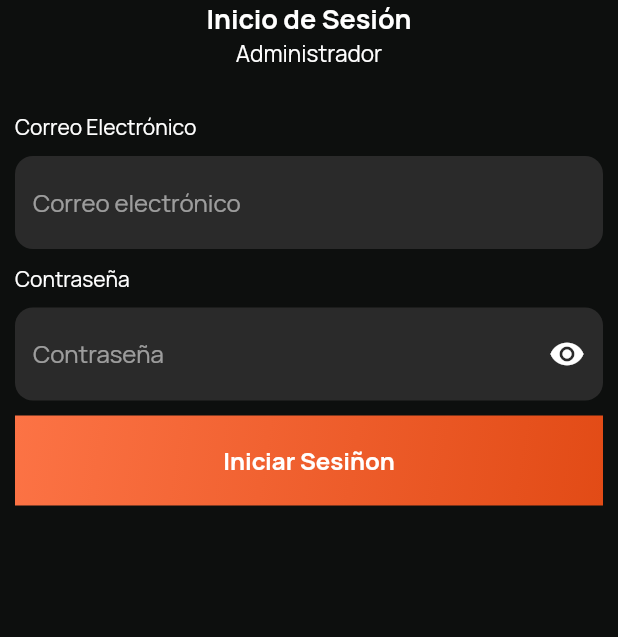
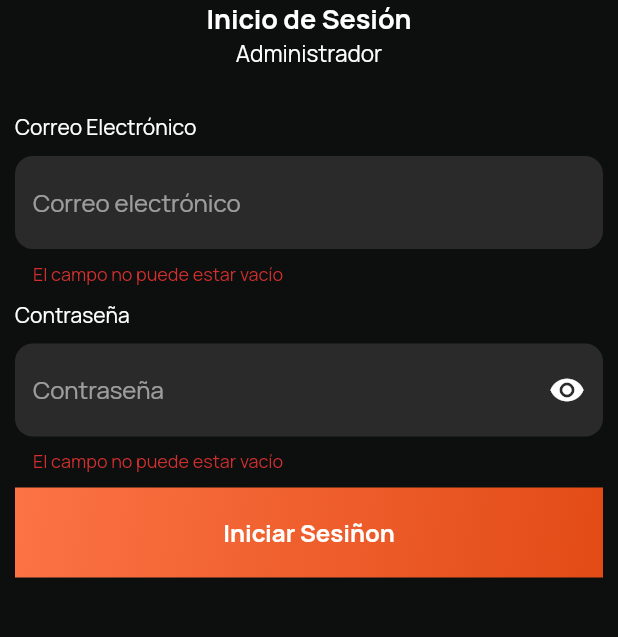
Before and after one commit to dafm10/flutter_codigo4_menuapp, a Flutter app: the screen it shows after launch, after a tap on "Iniciar Sesiñon", on a phone screen of 412 x 824 dp, the part 408-1045 px from its top. Run offline on Flutter 3.47's test engine with Material 2 defaults, Android fonts, the phone set to English and light mode, and no system bars; our stand-ins replace cached_network_image, cloud_firestore, firebase_auth, firebase_core, firebase_storage, flutter_svg and 3 more; accounts and stored records are empty.

Commit message:
SingIn 4

```diff
--- /dev/null
+++ b/lib/helpers/sp_global.dart
@@ -0,0 +1,29 @@
+
+import 'package:shared_preferences/shared_preferences.dart';
+
+class SPGlobal{
+
+  static final SPGlobal _instance = SPGlobal._();
+
+  SPGlobal._();
+
+  factory SPGlobal(){
+    return _instance;
+  }
+
+  late SharedPreferences _prefs;
+
+  Future initShared() async {
+    _prefs = await SharedPreferences.getInstance();
+  }
+
+  // cambiamos a los valores que queremmos almacenar
+  set isAdmin(bool value){
+    _prefs.setBool("isAdmin", true);
+  }
+
+  bool get isAdmin{
+    return _prefs.getBool("isAdmin") ?? false;
+  }
+
+}
--- a/lib/main.dart
+++ b/lib/main.dart
@@ -1,5 +1,6 @@
 import 'package:firebase_core/firebase_core.dart';
 import 'package:flutter/material.dart';
+import 'package:flutter_codigo4_menuapp/helpers/sp_global.dart';
 import 'package:flutter_codigo4_menuapp/pages/admin/home_admin_page.dart';
 import 'package:flutter_codigo4_menuapp/pages/admin/login_page.dart';
 import 'package:flutter_codigo4_menuapp/pages/customer/home_customer_page.dart';
@@ -7,6 +8,8 @@ import 'package:google_fonts/google_fonts.dart';
 
 void main() async {
   WidgetsFlutterBinding.ensureInitialized();
+  SPGlobal prefs = SPGlobal();
+  await prefs.initShared();
   await Firebase.initializeApp();
   runApp(MyApp());
 }
--- a/lib/pages/admin/login_page.dart
+++ b/lib/pages/admin/login_page.dart
@@ -1,5 +1,6 @@
 import 'package:firebase_auth/firebase_auth.dart';
 import 'package:flutter/material.dart';
+import 'package:flutter_codigo4_menuapp/helpers/sp_global.dart';
 import 'package:flutter_codigo4_menuapp/pages/admin/home_admin_page.dart';
 import 'package:flutter_codigo4_menuapp/ui/general/colors.dart';
 
@@ -11,10 +12,11 @@ class LoginAdminPage extends StatefulWidget {
 }
 
 class _LoginAdminPageState extends State<LoginAdminPage> {
-
   final TextEditingController _emailController = TextEditingController();
   final TextEditingController _passwordController = TextEditingController();
   bool isInvisible = true;
+  final _formKey = GlobalKey<FormState>();
+  SPGlobal _prefs = SPGlobal();
 
   _loginEmailPassword() async {
     //print(FirebaseAuth.instance.currentUser);
@@ -26,13 +28,21 @@ class _LoginAdminPageState extends State<LoginAdminPage> {
     //print(userCredential.user);
 
     try {
+      if (_formKey.currentState!.validate()) {
         UserCredential userCredential =
             await FirebaseAuth.instance.signInWithEmailAndPassword(
           email: _emailController.text,
           password: _passwordController.text,
         );
-      Navigator.push(
-          context, MaterialPageRoute(builder: (context) => HomeAdminPage()));
+        // guardamos un valor en SP cuando nos logueamos como usuario
+        _prefs.isAdmin = true;
+        //Navigator.push(
+        //  context, MaterialPageRoute(builder: (context) => HomeAdminPage()));
+        Navigator.pushAndRemoveUntil(
+            context,
+            MaterialPageRoute(builder: (context) => HomeAdminPage()),
+            (route) => false);
+      }
     } on FirebaseAuthException catch (e) {
       if (e.code == "user-not-found") {
         ScaffoldMessenger.of(context).showSnackBar(
@@ -63,6 +73,8 @@ class _LoginAdminPageState extends State<LoginAdminPage> {
       body: SingleChildScrollView(
         child: Padding(
           padding: const EdgeInsets.symmetric(horizontal: 10.0, vertical: 12.0),
+          child: Form(
+            key: _formKey,
             child: Column(
               mainAxisAlignment: MainAxisAlignment.center,
               crossAxisAlignment: CrossAxisAlignment.center,
@@ -80,16 +92,14 @@ class _LoginAdminPageState extends State<LoginAdminPage> {
                   style: TextStyle(
                       color: Colors.white,
                       fontSize: 18.0,
-                  fontWeight: FontWeight.bold
-                ),
+                      fontWeight: FontWeight.bold),
                 ),
                 const Text(
                   "Administrador",
                   style: TextStyle(
                       color: Colors.white,
                       fontSize: 15.0,
-                    fontWeight: FontWeight.normal
-                ),
+                      fontWeight: FontWeight.normal),
                 ),
                 const SizedBox(
                   height: 30.0,
@@ -134,6 +144,12 @@ class _LoginAdminPageState extends State<LoginAdminPage> {
                       borderSide: BorderSide.none,
                     ),
                   ),
+                  validator: (String? value) {
+                    if (value!.isEmpty) {
+                      return "El campo no puede estar vacío";
+                    }
+                    return null;
+                  },
                 ),
                 const SizedBox(
                   height: 10.0,
@@ -181,16 +197,22 @@ class _LoginAdminPageState extends State<LoginAdminPage> {
                     suffixIcon: IconButton(
                       onPressed: () {
                         isInvisible = !isInvisible;
-                      setState(() {
-
-                      });
+                        setState(() {});
                       },
                       icon: Icon(
-                      isInvisible ? Icons.remove_red_eye : Icons.remove_red_eye_outlined,
+                        isInvisible
+                            ? Icons.remove_red_eye
+                            : Icons.remove_red_eye_outlined,
                         color: Colors.white,
                       ),
                     ),
                   ),
+                  validator: (String? value) {
+                    if (value!.isEmpty) {
+                      return "El campo no puede estar vacío";
+                    }
+                    return null;
+                  },
                 ),
                 const SizedBox(
                   height: 10.0,
@@ -231,6 +253,7 @@ class _LoginAdminPageState extends State<LoginAdminPage> {
             ),
           ),
         ),
+      ),
     );
   }
 }
--- a/pubspec.yaml
+++ b/pubspec.yaml
@@ -44,6 +44,7 @@ dependencies:
   image_picker: ^0.8.4+9
   firebase_storage: ^10.2.7
   firebase_auth: ^3.3.7
+  shared_preferences: ^2.0.13
 
 dev_dependencies:
   flutter_test:
```
Also changed, not shown: pubspec.lock. Lines whose indentation alone changed are shown as unchanged.
